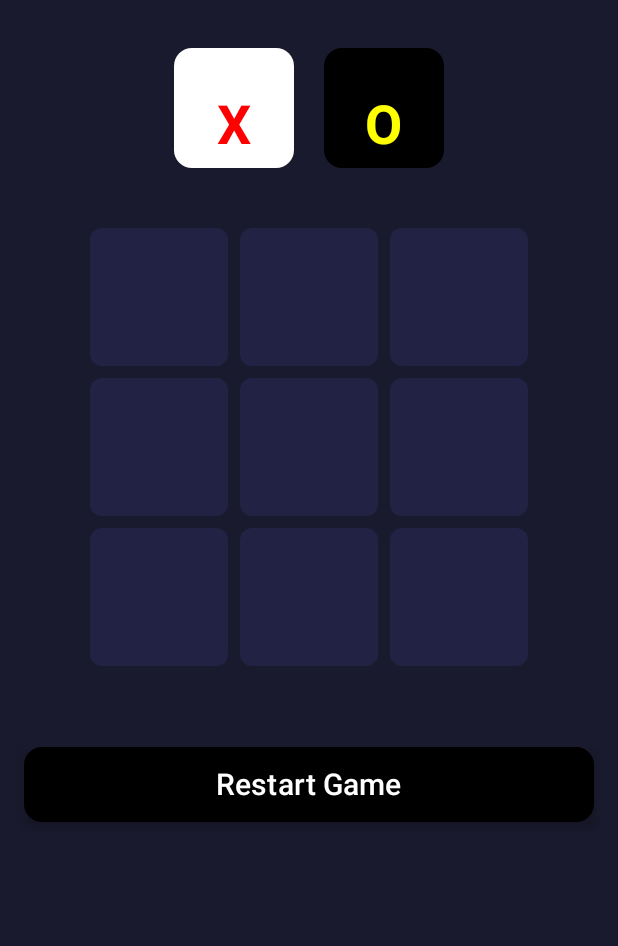
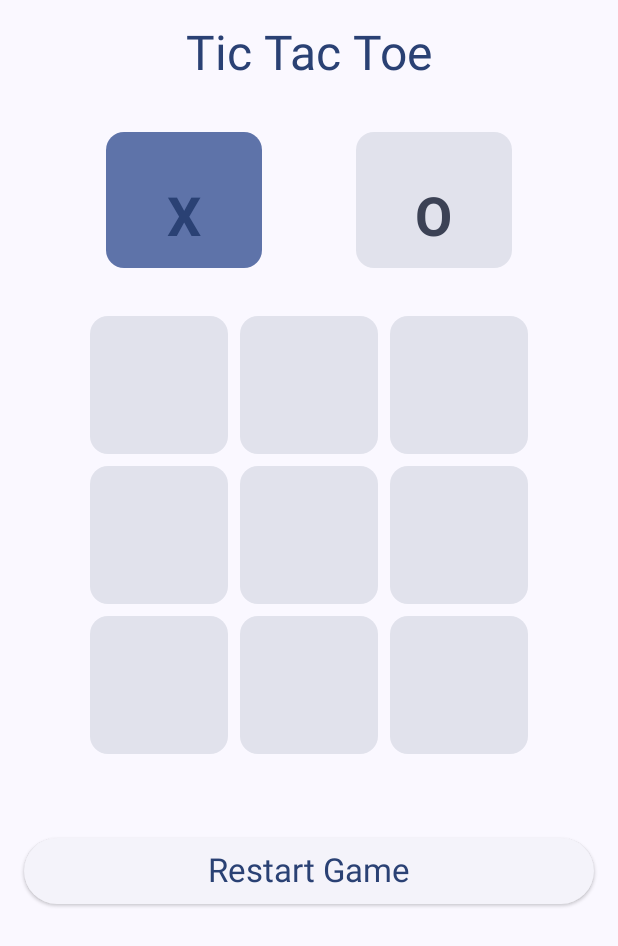
Before and after one commit to HarshHingorani22197/TicTacToe, an Android app built with Jetpack Compose: the composable GameScreen called with empty values, on a phone screen of 412 x 824 dp. Shown: the top 946 px of the screen. Run offline under Robolectric (Android 15) with nearby library versions, the phone set to English and light mode, and no system bars.

Commit message:
Improved UI and game screen functionality(WIP)

```diff
--- a/app/src/main/java/com/example/ticktacktoe/GameScreen.kt
+++ b/app/src/main/java/com/example/ticktacktoe/GameScreen.kt
@@ -1,3 +1,5 @@
+import androidx.compose.animation.core.Animatable
+import androidx.compose.animation.core.tween
 import androidx.compose.foundation.background
 import androidx.compose.foundation.clickable
 import androidx.compose.foundation.layout.*
@@ -6,8 +8,11 @@ import androidx.compose.material3.*
 import androidx.compose.runtime.*
 import androidx.compose.ui.Alignment
 import androidx.compose.ui.Modifier
-import androidx.compose.ui.draw.shadow
+import androidx.compose.ui.draw.clip
+import androidx.compose.ui.draw.drawBehind
 import androidx.compose.ui.graphics.Color
+import androidx.compose.ui.geometry.Offset
+//import androidx.compose.ui.graphics.drawscope.drawLine
 import androidx.compose.ui.text.font.FontWeight
 import androidx.compose.ui.tooling.preview.Preview
 import androidx.compose.ui.unit.dp
@@ -20,68 +25,65 @@ fun GameScreen(navController: NavController, playerX: String, playerO: String) {
     var board by remember { mutableStateOf(List(3) { MutableList(3) { "" } }) }
     var currentPlayer by remember { mutableStateOf("X") }
     var winner by remember { mutableStateOf<String?>(null) }
+    var winningLine by remember { mutableStateOf<List<Pair<Int, Int>>?>(null) }
 
     Column(
         modifier = Modifier
             .fillMaxSize()
-            .background(Color(0xFF1A1A2E))
+            .background(MaterialTheme.colorScheme.background)
             .padding(16.dp),
         horizontalAlignment = Alignment.CenterHorizontally
     ) {
-        // Player Turn Indicators
+        Text(
+            text = "Tic Tac Toe",
+            style = MaterialTheme.typography.headlineLarge,
+            color = MaterialTheme.colorScheme.primary
+        )
+
+        Spacer(modifier = Modifier.height(24.dp))
+
+        // Player Indicators
         Row(
-            modifier = Modifier
-                .fillMaxWidth()
-                .padding(16.dp),
-            horizontalArrangement = Arrangement.Center
+            modifier = Modifier.fillMaxWidth(),
+            horizontalArrangement = Arrangement.SpaceEvenly
         ) {
-            PlayerIndicator(name = playerX, symbol = "X", isActive = currentPlayer == "X")
-            Spacer(modifier = Modifier.width(20.dp))
-            PlayerIndicator(name = playerO, symbol = "O", isActive = currentPlayer == "O")
+            PlayerIndicator(
+                name = playerX,
+                symbol = "X",
+                isActive = currentPlayer == "X",
+                symbolColor = MaterialTheme.colorScheme.primary,
+                bgColor = MaterialTheme.colorScheme.primaryContainer
+            )
+            PlayerIndicator(
+                name = playerO,
+                symbol = "O",
+                isActive = currentPlayer == "O",
+                symbolColor = MaterialTheme.colorScheme.secondary,
+                bgColor = MaterialTheme.colorScheme.secondaryContainer
+            )
         }
 
         Spacer(modifier = Modifier.height(20.dp))
 
-        // Tic Tac Toe Grid
-        for (i in 0..2) {
-            Row {
-                for (j in 0..2) {
-                    Box(
-                        modifier = Modifier
-                            .size(100.dp)
-                            .padding(4.dp)
-                            .background(Color(0xFF222244), RoundedCornerShape(8.dp))
-                            .clickable(enabled = board[i][j].isEmpty() && winner == null) {
-                                board = board.mapIndexed { rowIndex, row ->
-                                    row.mapIndexed { colIndex, cell ->
-                                        if (rowIndex == i && colIndex == j) currentPlayer else cell
-                                    }.toMutableList()
-                                }
+        // Tic Tac Toe Board with Winning Line Animation
+        TicTacToeBoard(board, { i, j ->
+            if (board[i][j].isEmpty() && winner == null) {
+                board = board.mapIndexed { rowIndex, row ->
+                    row.mapIndexed { colIndex, cell ->
+                        if (rowIndex == i && colIndex == j) currentPlayer else cell
+                    }.toMutableList()
+                }
 
-                                // Check for a winner
-                                winner = checkWinner(board)
-
-                                // Switch player if no winner
-                                if (winner == null) {
-                                    currentPlayer = if (currentPlayer == "X") "O" else "X"
-                                }
-                            },
-                        contentAlignment = Alignment.Center
-                    ) {
-                        Text(
-                            text = board[i][j],
-                            fontSize = 36.sp,
-                            fontWeight = FontWeight.Bold,
-                            color = when (board[i][j]) {
-                                "X" -> Color.Red
-                                "O" -> Color.Yellow
-                                else -> Color.White
-                            }
-                        )
-                    }
+                // Check for a winner
+                val result = checkWinner(board)
+                if (result != null) {
+                    winner = if (result.first == "X") playerX else playerO
+                    winningLine = result.second
+                } else {
+                    currentPlayer = if (currentPlayer == "X") "O" else "X"
                 }
             }
-        }
+        }, winningLine)
 
         Spacer(modifier = Modifier.height(20.dp))
 
@@ -89,47 +91,127 @@ fun GameScreen(navController: NavController, playerX: String, playerO: String) {
         winner?.let {
             Text(
                 text = "$it Wins!",
-                fontSize = 28.sp,
-                fontWeight = FontWeight.Bold,
-                color = Color.Green
+                style = MaterialTheme.typography.headlineMedium,
+                color = if (currentPlayer == "X") MaterialTheme.colorScheme.primary else MaterialTheme.colorScheme.secondary
             )
         }
 
         Spacer(modifier = Modifier.height(30.dp))
 
         // Restart Button
-        Button(
+        ElevatedButton(
             onClick = {
                 board = List(3) { MutableList(3) { "" } }
                 currentPlayer = "X"
                 winner = null
+                winningLine = null
             },
-            colors = ButtonDefaults.buttonColors(containerColor = Color.Black),
-            shape = RoundedCornerShape(12.dp),
-            modifier = Modifier
-                .fillMaxWidth()
-                .height(50.dp)
-                .shadow(4.dp)
+            modifier = Modifier.fillMaxWidth()
         ) {
-            Text("Restart Game", fontSize = 20.sp, color = Color.White)
+            Text("Restart Game", style = MaterialTheme.typography.titleLarge)
         }
     }
 }
 
+@Composable
+fun TicTacToeBoard(board: List<List<String>>, onCellClick: (Int, Int) -> Unit, winningLine: List<Pair<Int, Int>>?) {
+    val animatedProgress = remember { Animatable(0f) }
+
+    LaunchedEffect(winningLine) {
+        if (winningLine != null) {
+            animatedProgress.snapTo(0f)
+            animatedProgress.animateTo(1f, animationSpec = tween(durationMillis = 500))
+        }
+    }
+
+    Box(
+        modifier = Modifier
+            .size(300.dp)
+            .drawBehind {
+                winningLine?.let { line ->
+                    val startX = line.first().second * size.width / 3 + size.width / 6
+                    val startY = line.first().first * size.height / 3 + size.height / 6
+                    val endX = line.last().second * size.width / 3 + size.width / 6
+                    val endY = line.last().first * size.height / 3 + size.height / 6
+
+                    drawLine(
+                        color = Color.Red,
+                        start = Offset(startX, startY),
+                        end = Offset(startX + (endX - startX) * animatedProgress.value, startY + (endY - startY) * animatedProgress.value),
+                        strokeWidth = 8f
+                    )
+                }
+            }
+    ) {
+        Column {
+            for (i in 0..2) {
+                Row {
+                    for (j in 0..2) {
+                        Box(
+                            modifier = Modifier
+                                .size(100.dp)
+                                .padding(4.dp)
+                                .clip(RoundedCornerShape(12.dp))
+                                .background(MaterialTheme.colorScheme.surfaceVariant)
+                                .clickable(enabled = board[i][j].isEmpty() && winningLine == null) {
+                                    onCellClick(i, j)
+                                },
+                            contentAlignment = Alignment.Center
+                        ) {
+                            Text(
+                                text = board[i][j],
+                                fontSize = 36.sp,
+                                fontWeight = FontWeight.Bold,
+                                color = when (board[i][j]) {
+                                    "X" -> MaterialTheme.colorScheme.primary
+                                    "O" -> MaterialTheme.colorScheme.secondary
+                                    else -> MaterialTheme.colorScheme.onSurface
+                                }
+                            )
+                        }
+                    }
+                }
+            }
+        }
+    }
+}
+
+@Composable
+fun PlayerIndicator(name: String, symbol: String, isActive: Boolean, symbolColor: Color, bgColor: Color) {
+    Column(
+        horizontalAlignment = Alignment.CenterHorizontally,
+        modifier = Modifier
+            .width(120.dp)
+            .padding(8.dp)
+            .background(
+                if (isActive) bgColor else MaterialTheme.colorScheme.surfaceVariant,
+                RoundedCornerShape(12.dp)
+            )
+            .padding(12.dp)
+    ) {
+        Text(
+            text = name,
+            style = MaterialTheme.typography.titleMedium,
+            color = if (isActive) MaterialTheme.colorScheme.onPrimaryContainer else MaterialTheme.colorScheme.onSurface
+        )
+        Text(
+            text = symbol,
+            fontSize = 36.sp,
+            fontWeight = FontWeight.Bold,
+            color = symbolColor
+        )
+    }
+}
+
 // Function to Check for a Winner
-fun checkWinner(board: List<List<String>>): String? {
+fun checkWinner(board: List<List<String>>): Pair<String, List<Pair<Int, Int>>>? {
     val winningPatterns = listOf(
-        // Rows
         listOf(0 to 0, 0 to 1, 0 to 2),
         listOf(1 to 0, 1 to 1, 1 to 2),
         listOf(2 to 0, 2 to 1, 2 to 2),
-
-        // Columns
         listOf(0 to 0, 1 to 0, 2 to 0),
         listOf(0 to 1, 1 to 1, 2 to 1),
         listOf(0 to 2, 1 to 2, 2 to 2),
-
-        // Diagonals
         listOf(0 to 0, 1 to 1, 2 to 2),
         listOf(0 to 2, 1 to 1, 2 to 0)
     )
@@ -140,44 +222,8 @@ fun checkWinner(board: List<List<String>>): String? {
             board[b.first][b.second] == board[c.first][c.second] &&
             board[a.first][a.second].isNotEmpty()
         ) {
-            return board[a.first][a.second]
+            return board[a.first][a.second] to pattern
         }
     }
-
     return null
 }
-
-@Composable
-fun PlayerIndicator(name: String, symbol: String, isActive: Boolean) {
-    Box(
-        modifier = Modifier
-            .size(80.dp)
-            .background(
-                if (isActive) Color.White else Color.Black,
-                RoundedCornerShape(12.dp)
-            ),
-        contentAlignment = Alignment.Center
-    ) {
-        Column(horizontalAlignment = Alignment.CenterHorizontally) {
-            Text(
-                text = name,
-                fontSize = 14.sp,
-                color = if (isActive) Color.Black else Color.White,
-                fontWeight = FontWeight.Bold
-            )
-            Text(
-                text = symbol,
-                fontSize = 36.sp,
-                fontWeight = FontWeight.Bold,
-                color = if (symbol == "X") Color.Red else Color.Yellow
-            )
-        }
-    }
-}
-
-@Preview(showBackground = true)
-@Composable
-fun GameScreenPreview() {
-    val navController = rememberNavController()
-    GameScreen(navController, playerX = "Cross", playerO = "Circle")
-}
```
Also changed, not shown: app/src/main/java/com/example/ticktacktoe/LoginScreen.kt (+26 -57 lines).
